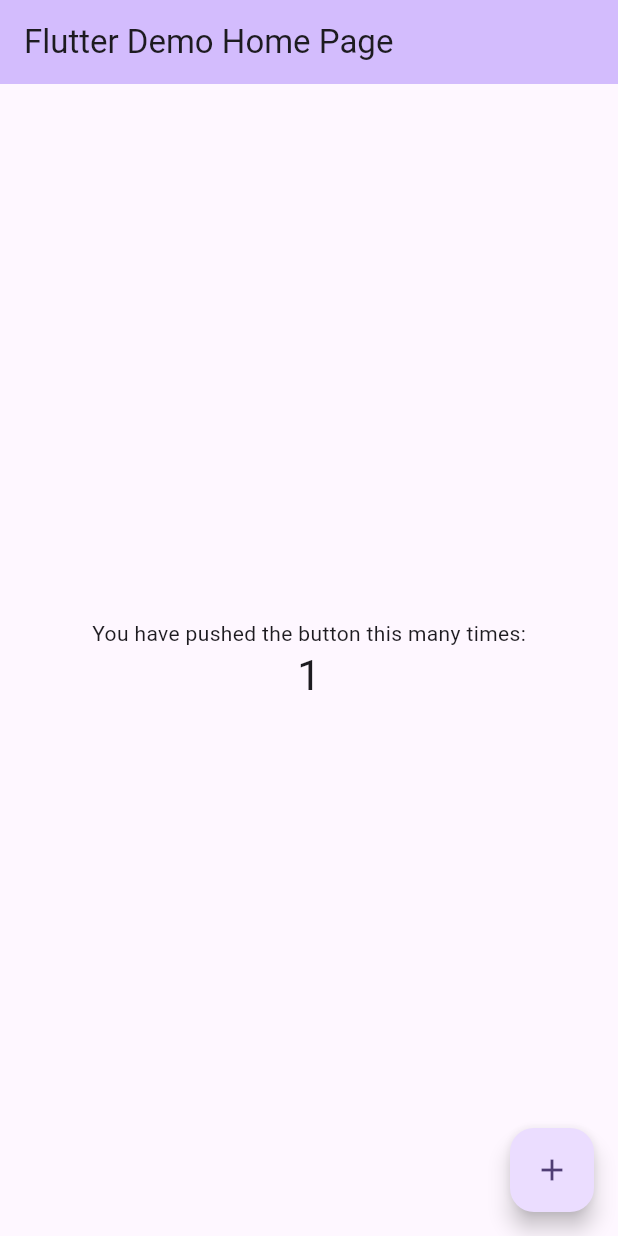
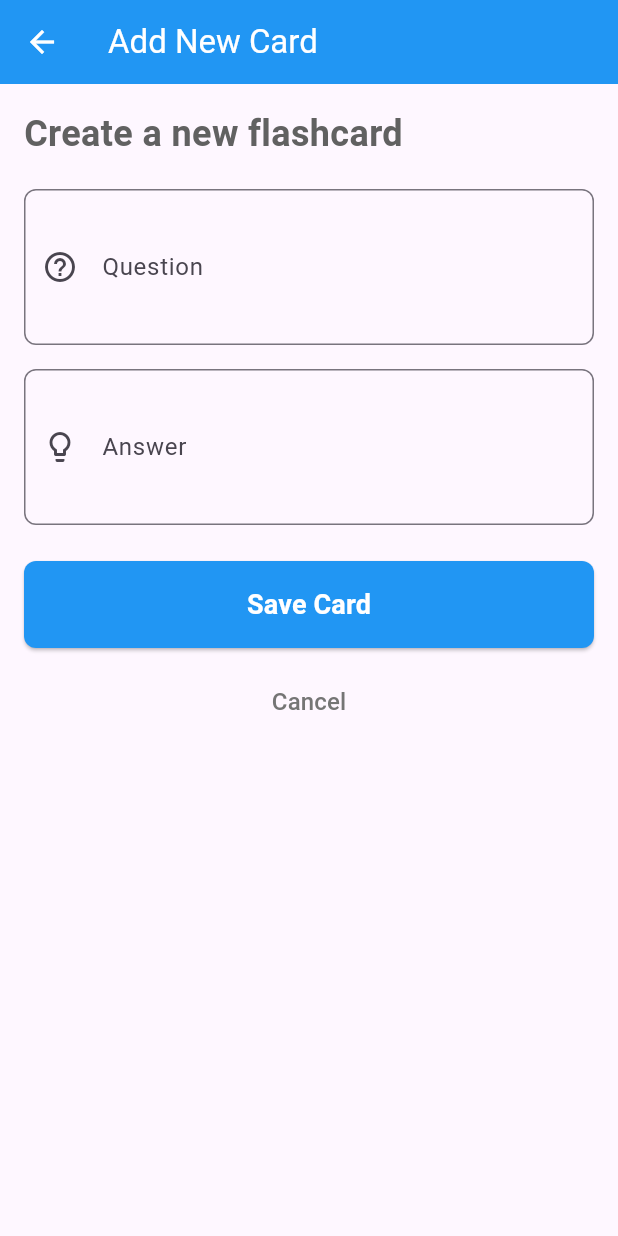
Before and after one commit to adithiyaks/Memora, a Flutter app: the screen it shows after launch, after a tap on the "add" icon, on a phone screen of 412 x 824 dp. Run offline on Flutter 3.47's test engine with Material 3 defaults, Android fonts, the phone set to English and light mode, and no system bars; our stand-ins replace flip_card, get, hive, hive_flutter; accounts and stored records are empty.

Commit message:
Level-1 Completed

```diff
--- /dev/null
+++ b/lib/controllers/flashcard_controller.dart
@@ -0,0 +1,62 @@
+import 'package:get/get.dart';
+import 'package:hive_flutter/hive_flutter.dart';
+import 'package:memora/models/flashcard.dart';
+
+class FlashcardController extends GetxController {
+  var flashcards = <Flashcard>[].obs;
+  late Box<Flashcard> _flashcardBox;
+
+  @override
+  void onInit() {
+    super.onInit();
+    _initHive();
+  }
+
+  // Initialize Hive box
+  Future<void> _initHive() async {
+    _flashcardBox = await Hive.openBox<Flashcard>('flashcards');
+    loadFlashcards();
+  }
+
+  // Load flashcards from Hive
+  void loadFlashcards() {
+    flashcards.value = _flashcardBox.values.toList();
+  }
+
+  // Save flashcard to Hive
+  Future<void> addCard(String q, String a) async {
+    if (q.trim().isNotEmpty && a.trim().isNotEmpty) {
+      final flashcard = Flashcard(question: q.trim(), answer: a.trim());
+      await _flashcardBox.add(flashcard);
+      loadFlashcards(); // Refresh the observable list
+    }
+  }
+
+  // Delete flashcard from Hive
+  Future<void> deleteCard(int index) async {
+    if (index >= 0 && index < flashcards.length) {
+      await flashcards[index].delete(); // HiveObject method
+      loadFlashcards(); // Refresh the observable list
+    }
+  }
+
+  // Edit flashcard in Hive
+  Future<void> editCard(int index, String newQuestion, String newAnswer) async {
+    if (index >= 0 && index < flashcards.length &&
+        newQuestion.trim().isNotEmpty && newAnswer.trim().isNotEmpty) {
+      flashcards[index].question = newQuestion.trim();
+      flashcards[index].answer = newAnswer.trim();
+      await flashcards[index].save(); // HiveObject method
+      loadFlashcards(); // Refresh the observable list
+    }
+  }
+
+  // Clear all flashcards
+  Future<void> clearAllCards() async {
+    await _flashcardBox.clear();
+    loadFlashcards();
+  }
+
+  // Keep all other methods the same (getStatistics, searchFlashcards, etc.)
+  // Just remove saveFlashcards() method as Hive handles persistence automatically
+}
--- a/lib/main.dart
+++ b/lib/main.dart
@@ -1,122 +1,28 @@
 import 'package:flutter/material.dart';
+import 'package:get/get.dart';
+import 'package:hive_flutter/hive_flutter.dart';
+import 'models/flashcard.dart';
+import 'screens/home_screen.dart';
 
-void main() {
-  runApp(const MyApp());
+void main() async {
+  WidgetsFlutterBinding.ensureInitialized();
+
+  // Initialize Hive
+  await Hive.initFlutter();
+
+  // Register Hive adapters
+  Hive.registerAdapter(FlashcardAdapter());
+
+  runApp(Memora());
 }
 
-class MyApp extends StatelessWidget {
-  const MyApp({super.key});
-
-  // This widget is the root of your application.
+class Memora extends StatelessWidget {
   @override
   Widget build(BuildContext context) {
-    return MaterialApp(
-      title: 'Flutter Demo',
-      theme: ThemeData(
-        // This is the theme of your application.
-        //
-        // TRY THIS: Try running your application with "flutter run". You'll see
-        // the application has a purple toolbar. Then, without quitting the app,
-        // try changing the seedColor in the colorScheme below to Colors.green
-        // and then invoke "hot reload" (save your changes or press the "hot
-        // reload" button in a Flutter-supported IDE, or press "r" if you used
-        // the command line to start the app).
-        //
-        // Notice that the counter didn't reset back to zero; the application
-        // state is not lost during the reload. To reset the state, use hot
-        // restart instead.
-        //
-        // This works for code too, not just values: Most code changes can be
-        // tested with just a hot reload.
-        colorScheme: ColorScheme.fromSeed(seedColor: Colors.deepPurple),
-      ),
-      home: const MyHomePage(title: 'Flutter Demo Home Page'),
+    return GetMaterialApp(
+      title: 'Memora',
+      theme: ThemeData(primarySwatch: Colors.blue),
+      home: HomeScreen(),
     );
   }
 }
-
-class MyHomePage extends StatefulWidget {
-  const MyHomePage({super.key, required this.title});
-
-  // This widget is the home page of your application. It is stateful, meaning
-  // that it has a State object (defined below) that contains fields that affect
-  // how it looks.
-
-  // This class is the configuration for the state. It holds the values (in this
-  // case the title) provided by the parent (in this case the App widget) and
-  // used by the build method of the State. Fields in a Widget subclass are
-  // always marked "final".
-
-  final String title;
-
-  @override
-  State<MyHomePage> createState() => _MyHomePageState();
-}
-
-class _MyHomePageState extends State<MyHomePage> {
-  int _counter = 0;
-
-  void _incrementCounter() {
-    setState(() {
-      // This call to setState tells the Flutter framework that something has
-      // changed in this State, which causes it to rerun the build method below
-      // so that the display can reflect the updated values. If we changed
-      // _counter without calling setState(), then the build method would not be
-      // called again, and so nothing would appear to happen.
-      _counter++;
-    });
-  }
-
-  @override
-  Widget build(BuildContext context) {
-    // This method is rerun every time setState is called, for instance as done
-    // by the _incrementCounter method above.
-    //
-    // The Flutter framework has been optimized to make rerunning build methods
-    // fast, so that you can just rebuild anything that needs updating rather
-    // than having to individually change instances of widgets.
-    return Scaffold(
-      appBar: AppBar(
-        // TRY THIS: Try changing the color here to a specific color (to
-        // Colors.amber, perhaps?) and trigger a hot reload to see the AppBar
-        // change color while the other colors stay the same.
-        backgroundColor: Theme.of(context).colorScheme.inversePrimary,
-        // Here we take the value from the MyHomePage object that was created by
-        // the App.build method, and use it to set our appbar title.
-        title: Text(widget.title),
-      ),
-      body: Center(
-        // Center is a layout widget. It takes a single child and positions it
-        // in the middle of the parent.
-        child: Column(
-          // Column is also a layout widget. It takes a list of children and
-          // arranges them vertically. By default, it sizes itself to fit its
-          // children horizontally, and tries to be as tall as its parent.
-          //
-          // Column has various properties to control how it sizes itself and
-          // how it positions its children. Here we use mainAxisAlignment to
-          // center the children vertically; the main axis here is the vertical
-          // axis because Columns are vertical (the cross axis would be
-          // horizontal).
-          //
-          // TRY THIS: Invoke "debug painting" (choose the "Toggle Debug Paint"
-          // action in the IDE, or press "p" in the console), to see the
-          // wireframe for each widget.
-          mainAxisAlignment: MainAxisAlignment.center,
-          children: <Widget>[
-            const Text('You have pushed the button this many times:'),
-            Text(
-              '$_counter',
-              style: Theme.of(context).textTheme.headlineMedium,
-            ),
-          ],
-        ),
-      ),
-      floatingActionButton: FloatingActionButton(
-        onPressed: _incrementCounter,
-        tooltip: 'Increment',
-        child: const Icon(Icons.add),
-      ), // This trailing comma makes auto-formatting nicer for build methods.
-    );
-  }
-}
--- /dev/null
+++ b/lib/models/flashcard.dart
@@ -0,0 +1,14 @@
+import 'package:hive/hive.dart';
+
+part 'flashcard.g.dart'; // Generated file
+
+@HiveType(typeId: 0)
+class Flashcard extends HiveObject {
+  @HiveField(0)
+  String question;
+
+  @HiveField(1)
+  String answer;
+
+  Flashcard({required this.question, required this.answer});
+}
--- /dev/null
+++ b/lib/screens/add_card_screen.dart
@@ -0,0 +1,137 @@
+import 'package:flutter/material.dart';
+import 'package:get/get.dart';
+import '../controllers/flashcard_controller.dart';
+
+class AddCardScreen extends StatefulWidget {
+  @override
+  _AddCardScreenState createState() => _AddCardScreenState();
+}
+
+class _AddCardScreenState extends State<AddCardScreen> {
+  final TextEditingController questionController = TextEditingController();
+  final TextEditingController answerController = TextEditingController();
+  final FlashcardController flashcardController = Get.find<FlashcardController>();
+
+  @override
+  void dispose() {
+    questionController.dispose();
+    answerController.dispose();
+    super.dispose();
+  }
+
+  @override
+  Widget build(BuildContext context) {
+    return Scaffold(
+      appBar: AppBar(
+        title: Text('Add New Card'),
+        backgroundColor: Colors.blue,
+        foregroundColor: Colors.white,
+      ),
+      body: Padding(
+        padding: const EdgeInsets.all(16.0),
+        child: Column(
+          crossAxisAlignment: CrossAxisAlignment.stretch,
+          children: [
+            Text(
+              'Create a new flashcard',
+              style: TextStyle(
+                fontSize: 24,
+                fontWeight: FontWeight.bold,
+                color: Colors.grey[700],
+              ),
+            ),
+            SizedBox(height: 20),
+
+            // Question TextField
+            TextField(
+              controller: questionController,
+              decoration: InputDecoration(
+                labelText: 'Question',
+                hintText: 'Enter your question here...',
+                border: OutlineInputBorder(
+                  borderRadius: BorderRadius.circular(8),
+                ),
+                prefixIcon: Icon(Icons.help_outline),
+              ),
+              maxLines: 3,
+              textCapitalization: TextCapitalization.sentences,
+            ),
+            SizedBox(height: 16),
+
+            // Answer TextField
+            TextField(
+              controller: answerController,
+              decoration: InputDecoration(
+                labelText: 'Answer',
+                hintText: 'Enter the answer here...',
+                border: OutlineInputBorder(
+                  borderRadius: BorderRadius.circular(8),
+                ),
+                prefixIcon: Icon(Icons.lightbulb_outline),
+              ),
+              maxLines: 3,
+              textCapitalization: TextCapitalization.sentences,
+            ),
+            SizedBox(height: 24),
+
+            // Save Button
+            ElevatedButton(
+              onPressed: () async {
+                if (questionController.text.trim().isNotEmpty &&
+                    answerController.text.trim().isNotEmpty) {
+                  await flashcardController.addCard(
+                    questionController.text.trim(),
+                    answerController.text.trim(),
+                  );
+                  Get.back();
+                  Get.snackbar(
+                    'Success',
+                    'Flashcard added successfully!',
+                    snackPosition: SnackPosition.BOTTOM,
+                    backgroundColor: Colors.green,
+                    colorText: Colors.white,
+                  );
+                } else {
+                  Get.snackbar(
+                    'Error',
+                    'Please fill in both question and answer fields',
+                    snackPosition: SnackPosition.BOTTOM,
+                    backgroundColor: Colors.red,
+                    colorText: Colors.white,
+                  );
+                }
+              },
+              style: ElevatedButton.styleFrom(
+                backgroundColor: Colors.blue,
+                foregroundColor: Colors.white,
+                padding: EdgeInsets.symmetric(vertical: 16),
+                shape: RoundedRectangleBorder(
+                  borderRadius: BorderRadius.circular(8),
+                ),
+              ),
+              child: Text(
+                "Save Card",
+                style: TextStyle(fontSize: 18, fontWeight: FontWeight.bold),
+              ),
+            ),
+            SizedBox(height: 12),
+
+            // Cancel Button
+            TextButton(
+              onPressed: () {
+                Get.back();
+              },
+              child: Text(
+                'Cancel',
+                style: TextStyle(
+                  fontSize: 16,
+                  color: Colors.grey[600],
+                ),
+              ),
+            ),
+          ],
+        ),
+      ),
+    );
+  }
+}
--- /dev/null
+++ b/lib/screens/home_screen.dart
@@ -0,0 +1,97 @@
+import 'package:flutter/material.dart';
+import 'package:get/get.dart';
+import '../controllers/flashcard_controller.dart';
+import '../widgets/flashcard_widget.dart';
+import 'add_card_screen.dart';
+
+class HomeScreen extends StatelessWidget {
+  final FlashcardController flashcardController = Get.put(FlashcardController());
+
+  @override
+  Widget build(BuildContext context) {
+    return Scaffold(
+      appBar: AppBar(
+        title: Text(
+          "Memora",
+          style: TextStyle(
+            fontWeight: FontWeight.bold,
+            fontSize: 24,
+          ),
+        ),
+        backgroundColor: Colors.blue,
+        foregroundColor: Colors.white,
+        centerTitle: true,
+        actions: [
+          Obx(() => Padding(
+            padding: const EdgeInsets.only(right: 16.0),
+            child: Center(
+              child: Text(
+                '${flashcardController.flashcards.length} cards',
+                style: TextStyle(fontSize: 16),
+              ),
+            ),
+          )),
+        ],
+      ),
+      body: Obx(() {
+        if (flashcardController.flashcards.isEmpty) {
+          return Center(
+            child: Column(
+              mainAxisAlignment: MainAxisAlignment.center,
+              children: [
+                Icon(
+                  Icons.school_outlined,
+                  size: 100,
+                  color: Colors.grey[400],
+                ),
+                SizedBox(height: 20),
+                Text(
+                  'No flashcards yet!',
+                  style: TextStyle(
+                    fontSize: 24,
+                    fontWeight: FontWeight.bold,
+                    color: Colors.grey[600],
+                  ),
+                ),
+                SizedBox(height: 10),
+                Text(
+                  'Tap the + button to create your first card',
+                  style: TextStyle(
+                    fontSize: 16,
+                    color: Colors.grey[500],
+                  ),
+                ),
+              ],
+            ),
+          );
+        }
+
+        return Padding(
+          padding: const EdgeInsets.all(8.0),
+          child: GridView.builder(
+            itemCount: flashcardController.flashcards.length,
+            gridDelegate: SliverGridDelegateWithFixedCrossAxisCount(
+              crossAxisCount: 2,
+              childAspectRatio: 3/4,
+              crossAxisSpacing: 8,
+              mainAxisSpacing: 8,
+            ),
+            itemBuilder: (context, index) {
+              return FlashcardWidget(
+                flashcard: flashcardController.flashcards[index],
+                index: index,
+              );
+            },
+          ),
+        );
+      }),
+      floatingActionButton: FloatingActionButton(
+        onPressed: () => Get.to(() => AddCardScreen()),
+        backgroundColor: Colors.blue,
+        foregroundColor: Colors.white,
+        child: Icon(Icons.add, size: 28),
+        tooltip: 'Add new flashcard',
+      ),
+    );
+  }
+}
```
Also changed, not shown: lib/widgets/flashcard_widget.dart (added, +179 -0 lines), pubspec.yaml (+7 -0 lines), lib/models/flashcard.g.dart (added), pubspec.lock, 2 other files.
